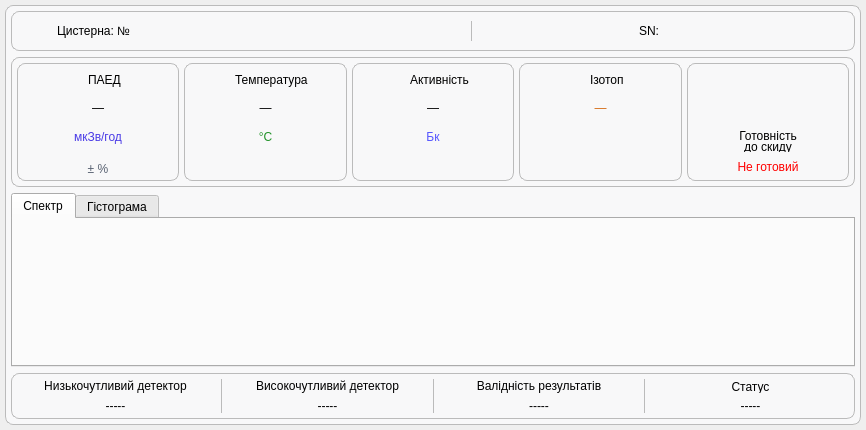
Qt form _UI/dashboardbarrel.ui (Miskiv-Andrew/wroc) before a commit.
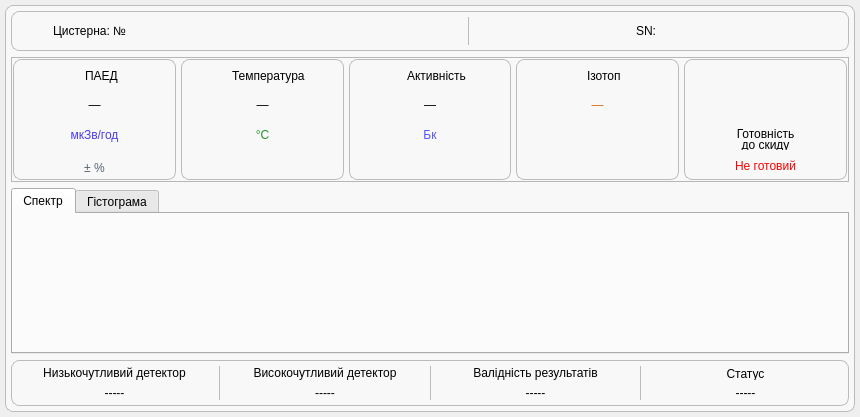
The same form after that commit.

Diff of the .ui file:
```diff
--- a/_UI/dashboardbarrel.ui
+++ b/_UI/dashboardbarrel.ui
@@ -6,8 +6,8 @@
    <rect>
     <x>0</x>
     <y>0</y>
-    <width>866</width>
-    <height>430</height>
+    <width>860</width>
+    <height>417</height>
    </rect>
   </property>
   <property name="sizePolicy">
@@ -295,6 +295,18 @@
          <enum>QFrame::Shadow::Raised</enum>
         </property>
         <layout class="QHBoxLayout" name="horizontalLayout_4">
+         <property name="leftMargin">
+          <number>5</number>
+         </property>
+         <property name="topMargin">
+          <number>5</number>
+         </property>
+         <property name="rightMargin">
+          <number>5</number>
+         </property>
+         <property name="bottomMargin">
+          <number>5</number>
+         </property>
          <item>
           <layout class="QHBoxLayout" name="horizontalLayout_3">
            <item>
@@ -302,7 +314,7 @@
              <property name="maximumSize">
               <size>
                <width>30</width>
-               <height>50</height>
+               <height>30</height>
               </size>
              </property>
              <property name="text">
@@ -311,6 +323,9 @@
              <property name="scaledContents">
               <bool>true</bool>
              </property>
+             <property name="alignment">
+              <set>Qt::AlignmentFlag::AlignCenter</set>
+             </property>
             </widget>
            </item>
            <item>
@@ -414,7 +429,20 @@
          <attribute name="title">
           <string>Спектр</string>
          </attribute>
-         <layout class="QVBoxLayout" name="verticalLayout_2"/>
+         <layout class="QVBoxLayout" name="verticalLayout_2">
+          <property name="leftMargin">
+           <number>9</number>
+          </property>
+          <property name="topMargin">
+           <number>9</number>
+          </property>
+          <property name="rightMargin">
+           <number>9</number>
+          </property>
+          <property name="bottomMargin">
+           <number>9</number>
+          </property>
+         </layout>
         </widget>
         <widget class="QWidget" name="histogram">
          <attribute name="title">
@@ -499,12 +527,6 @@
           <verstretch>0</verstretch>
          </sizepolicy>
         </property>
-        <property name="styleSheet">
-         <string notr="true">#measureSection {
-border: 1px solid #bbb;
-border-radius: 8px
-}</string>
-        </property>
         <property name="frameShape">
          <enum>QFrame::Shape::StyledPanel</enum>
         </property>
@@ -516,16 +538,16 @@
           <number>5</number>
          </property>
          <property name="leftMargin">
-          <number>5</number>
+          <number>1</number>
          </property>
          <property name="topMargin">
-          <number>5</number>
+          <number>1</number>
          </property>
          <property name="rightMargin">
-          <number>5</number>
+          <number>1</number>
          </property>
          <property name="bottomMargin">
-          <number>5</number>
+          <number>1</number>
          </property>
          <item>
           <layout class="QHBoxLayout" name="horizontalLayout_6" stretch="1,1,1,1,1">
@@ -1101,7 +1123,7 @@
                    <string>&lt;div style='line-height:80%'&gt;Готовність&lt;br&gt;до скиду&lt;/div&gt;</string>
                   </property>
                   <property name="alignment">
-                   <set>Qt::AlignmentFlag::AlignCenter</set>
+                   <set>Qt::AlignmentFlag::AlignBottom|Qt::AlignmentFlag::AlignHCenter</set>
                   </property>
                  </widget>
                 </item>
```
Left out of the diff: 12 changed lines with no effect on the pictures.
